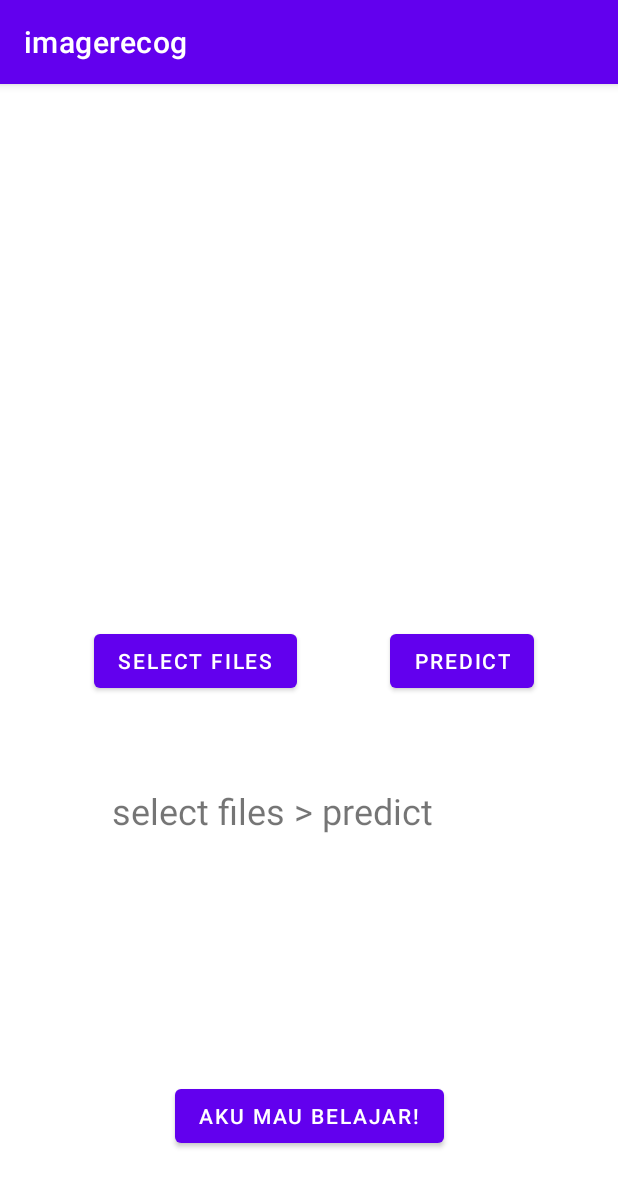
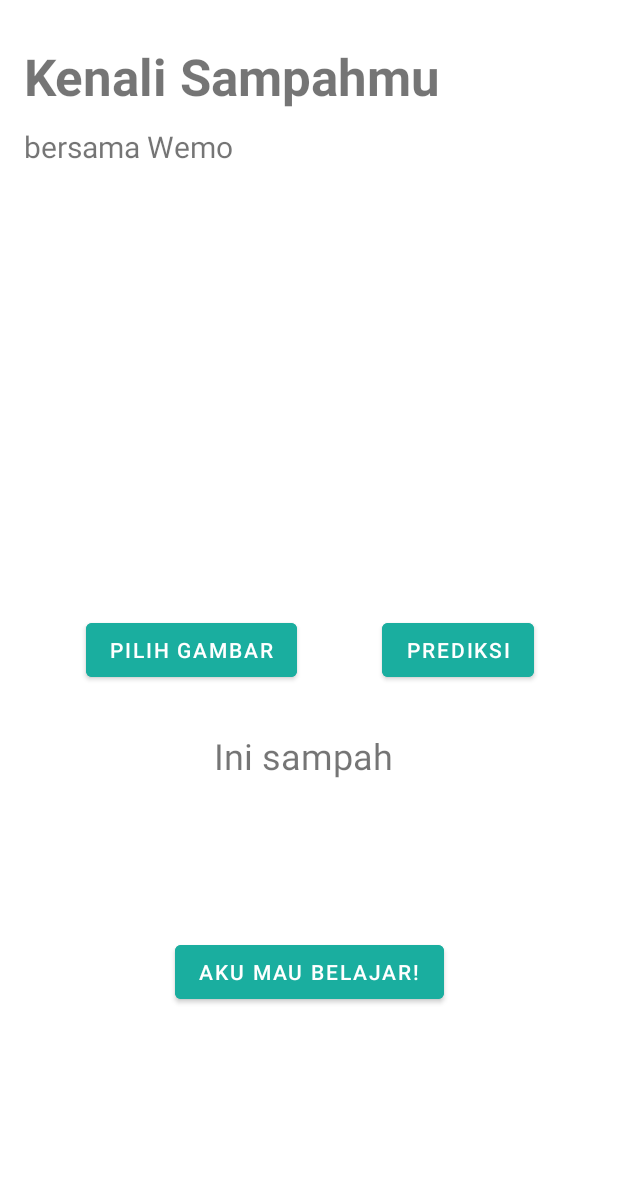
Before and after one commit to kevinwiwaha/CapstoneBangkit, an Android app: the screen it shows after launch (MainActivity), on a phone screen of 412 x 824 dp. Shown: the top 1187 px of the screen. Run offline under Robolectric (Android 15) with nearby library versions, the phone set to English and light mode, and no system bars; libraries missing offline, so code that uses them is left out: org.tensorflow.lite; pictures from the network do not load.

Commit message:
add design interface

```diff
--- a/Android/imagerecog/app/src/main/AndroidManifest.xml
+++ b/Android/imagerecog/app/src/main/AndroidManifest.xml
@@ -15,8 +15,8 @@
 <!--        <activity android:name=".MainActivity3" >-->
 <!--        </activity>-->
         <activity android:name=".MainActivity2" />
-        <activity android:name=".Activity2" />
-        <activity android:name=".MainActivity" >
+        <activity android:name=".MainActivity"
+            android:theme="@style/Theme.MaterialComponents.DayNight.NoActionBar">
             <intent-filter>
                 <action android:name="android.intent.action.MAIN" />
 
--- a/Android/imagerecog/app/src/main/java/com/example/imagerecog/MainActivity.kt
+++ b/Android/imagerecog/app/src/main/java/com/example/imagerecog/MainActivity.kt
@@ -86,11 +86,11 @@ class MainActivity : AppCompatActivity() {
 //            var max = getMax(outputFeature0.floatArray)
 //            Log.d("MAX",max.toString())
             if(outputFeature0.floatArray[0] > 0.5){
-                var result = "Ini sampah anorganik"
+                var result = "Anorganik"
                 text_view.setText(result)
 
             }else if(outputFeature0.floatArray[0] < 0.5){
-                var result = "Ini sampah organik"
+                var result = "Organik"
                 text_view.setText(result)
 
             }
--- /dev/null
+++ b/Android/imagerecog/app/src/main/res/drawable/custom_button.xml
@@ -0,0 +1,5 @@
+<?xml version="1.0" encoding="utf-8"?>
+<selector xmlns:android="http://schemas.android.com/apk/res/android" android:shape="rectangle">
+    <solid android:color="#36c271"></solid>
+
+</selector>
--- a/Android/imagerecog/app/src/main/res/layout/activity_main.xml
+++ b/Android/imagerecog/app/src/main/res/layout/activity_main.xml
@@ -1,40 +1,75 @@
 <?xml version="1.0" encoding="utf-8"?>
-<androidx.constraintlayout.widget.ConstraintLayout xmlns:android="http://schemas.android.com/apk/res/android"
+<androidx.coordinatorlayout.widget.CoordinatorLayout xmlns:android="http://schemas.android.com/apk/res/android"
     xmlns:app="http://schemas.android.com/apk/res-auto"
     xmlns:tools="http://schemas.android.com/tools"
+
+
+    android:layout_width="match_parent"
+    android:layout_height="match_parent"
+    android:background="#FFFFFF">
+
+    <androidx.core.widget.NestedScrollView
+        android:id="@+id/nestedScrollView"
+        android:layout_width="match_parent"
+
+
+        android:layout_height="match_parent"
+        app:layout_anchor="@+id/nestedScrollView"
+        app:layout_anchorGravity="center"
+        app:layout_behavior="com.google.android.material.appbar.AppBarLayout$ScrollingViewBehavior">
+
+        <androidx.constraintlayout.widget.ConstraintLayout
             android:layout_width="match_parent"
             android:layout_height="match_parent"
             tools:context=".MainActivity">
 
+            <!--            <androidx.appcompat.widget.AppCompatButton>-->
+            <!--                android:id="@+id/button2"-->
+            <!--                android:layout_width="wrap_content"-->
+            <!--                android:layout_height="wrap_content"-->
+            <!--                android:layout_marginEnd="56dp"-->
+            <!--                android:text="predict"-->
+            <!--                app:backgroundTint="@null"-->
+            <!--                android:background="@drawable/custom_button"-->
+            <!--                app:layout_constraintBottom_toBottomOf="parent"-->
+            <!--                app:layout_constraintEnd_toEndOf="parent"-->
+            <!--                app:layout_constraintTop_toBottomOf="@+id/imageView"-->
+            <!--                app:layout_constraintVertical_bias="0.157">-->
+            <!--            </androidx.appcompat.widget.AppCompatButton>-->
+
+
             <ImageView
                 android:id="@+id/imageView"
-        android:layout_width="212dp"
-        android:layout_height="220dp"
+                android:layout_width="450dp"
+                android:layout_height="239dp"
                 app:layout_constraintBottom_toBottomOf="parent"
                 app:layout_constraintEnd_toEndOf="parent"
                 app:layout_constraintHorizontal_bias="0.497"
                 app:layout_constraintStart_toStartOf="parent"
                 app:layout_constraintTop_toTopOf="parent"
-        app:layout_constraintVertical_bias="0.135"
+                app:layout_constraintVertical_bias="0.295"
                 tools:srcCompat="@tools:sample/avatars" />
 
             <Button
                 android:id="@+id/button"
                 android:layout_width="wrap_content"
                 android:layout_height="wrap_content"
-        android:text="select files"
+                android:backgroundTint="#1AAE9F"
+                android:text="Pilih Gambar"
                 app:layout_constraintBottom_toBottomOf="parent"
                 app:layout_constraintEnd_toStartOf="@+id/button2"
+                app:layout_constraintHorizontal_bias="0.504"
                 app:layout_constraintStart_toStartOf="parent"
                 app:layout_constraintTop_toBottomOf="@+id/imageView"
-        app:layout_constraintVertical_bias="0.157" />
+                app:layout_constraintVertical_bias="0.158" />
 
             <Button
                 android:id="@+id/button2"
                 android:layout_width="wrap_content"
                 android:layout_height="wrap_content"
                 android:layout_marginEnd="56dp"
-        android:text="predict"
+                android:backgroundTint="#1AAE9F"
+                android:text="prediksi"
                 app:layout_constraintBottom_toBottomOf="parent"
                 app:layout_constraintEnd_toEndOf="parent"
                 app:layout_constraintTop_toBottomOf="@+id/imageView"
@@ -42,25 +77,74 @@
 
             <TextView
                 android:id="@+id/textView"
-        android:layout_width="262dp"
-        android:layout_height="121dp"
+                android:layout_width="247dp"
+                android:layout_height="104dp"
                 android:layout_marginTop="152dp"
-        android:text="select files > predict"
-        android:textSize="24dp"
+                android:foregroundGravity="center_vertical|center"
+                android:gravity="center"
+                android:textSize="34sp"
+                android:textStyle="bold"
                 app:layout_constraintBottom_toTopOf="@+id/button3"
                 app:layout_constraintEnd_toEndOf="parent"
-        app:layout_constraintHorizontal_bias="0.496"
                 app:layout_constraintStart_toStartOf="parent"
                 app:layout_constraintTop_toBottomOf="@+id/imageView"
-        app:layout_constraintVertical_bias="0.226" />
+                app:layout_constraintVertical_bias="1.0" />
 
             <Button
                 android:id="@+id/button3"
                 android:layout_width="wrap_content"
                 android:layout_height="wrap_content"
-        android:layout_marginBottom="56dp"
+                android:layout_marginBottom="4dp"
+                android:backgroundTint="#1AAE9F"
                 android:text="Aku mau belajar!"
                 app:layout_constraintBottom_toBottomOf="parent"
                 app:layout_constraintEnd_toEndOf="parent"
                 app:layout_constraintStart_toStartOf="parent" />
+
+            <TextView
+                android:id="@+id/textView4"
+                android:layout_width="wrap_content"
+                android:layout_height="wrap_content"
+                android:layout_marginTop="84dp"
+                android:text="bersama Wemo"
+                android:textSize="20sp"
+                android:textStyle="normal"
+                app:layout_constraintEnd_toEndOf="parent"
+                app:layout_constraintHorizontal_bias="0.059"
+                app:layout_constraintStart_toStartOf="parent"
+                app:layout_constraintTop_toTopOf="parent" />
+
+            <TextView
+                android:id="@+id/textView5"
+                android:layout_width="wrap_content"
+                android:layout_height="wrap_content"
+                android:layout_marginTop="28dp"
+                android:text="Kenali Sampahmu"
+                android:textSize="34sp"
+                android:textStyle="bold"
+                app:layout_constraintEnd_toEndOf="parent"
+                app:layout_constraintHorizontal_bias="0.119"
+                app:layout_constraintStart_toStartOf="parent"
+                app:layout_constraintTop_toTopOf="parent" />
+
+            <TextView
+                android:id="@+id/textView6"
+                android:layout_width="wrap_content"
+                android:layout_height="wrap_content"
+                android:text="Ini sampah "
+                android:textSize="24sp"
+                android:textStyle="normal"
+                app:layout_constraintBottom_toTopOf="@+id/textView"
+                app:layout_constraintEnd_toEndOf="parent"
+                app:layout_constraintHorizontal_bias="0.497"
+                app:layout_constraintStart_toStartOf="parent"
+                app:layout_constraintTop_toBottomOf="@+id/imageView"
+                app:layout_constraintVertical_bias="1.0" />
+
         </androidx.constraintlayout.widget.ConstraintLayout>
+
+
+    </androidx.core.widget.NestedScrollView>
+
+
+</androidx.coordinatorlayout.widget.CoordinatorLayout>
--- a/Android/imagerecog/app/src/main/res/values-night/themes.xml
+++ b/Android/imagerecog/app/src/main/res/values-night/themes.xml
@@ -1,6 +1,6 @@
 <resources xmlns:tools="http://schemas.android.com/tools">
     <!-- Base application theme. -->
-    <style name="Theme.Imagerecog" parent="Theme.MaterialComponents.DayNight.DarkActionBar">
+    <style name="Theme.Imagerecog" parent="Theme.MaterialComponents.DayNight.NoActionBar">
         <!-- Primary brand color. -->
         <item name="colorPrimary">@color/purple_200</item>
         <item name="colorPrimaryVariant">@color/purple_700</item>
```
Lines whose indentation alone changed are shown as unchanged.
